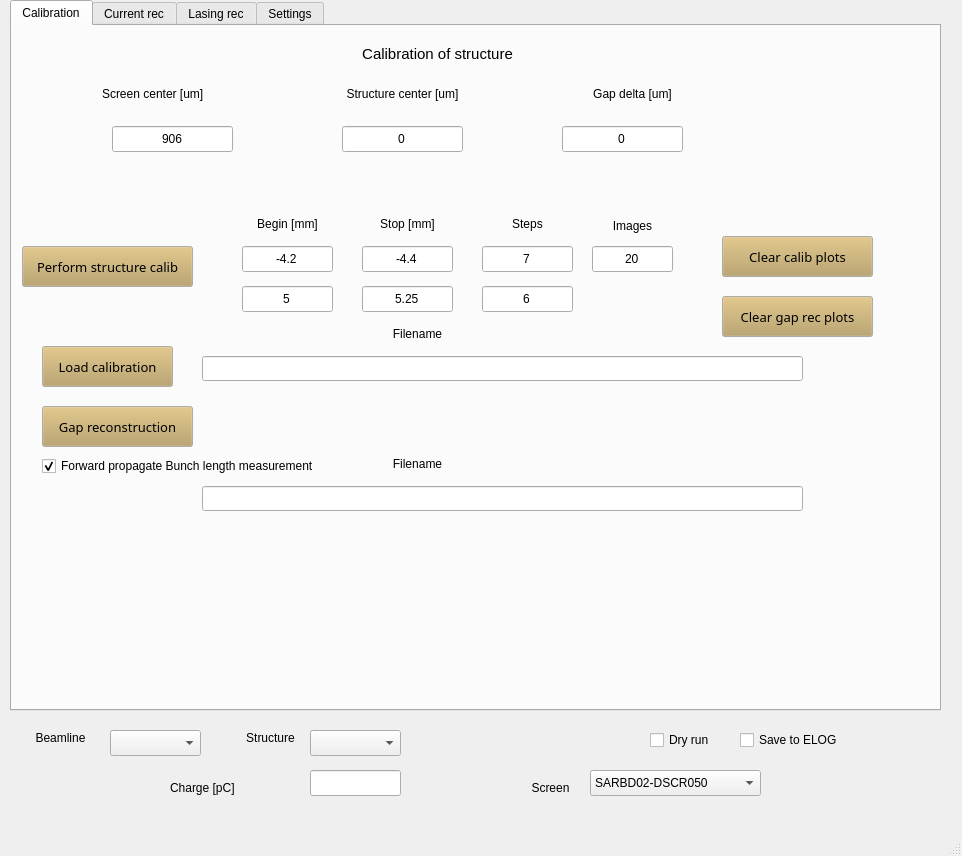
Qt form gui.ui (pdijksta/PassiveWFMeasurement) before a commit.
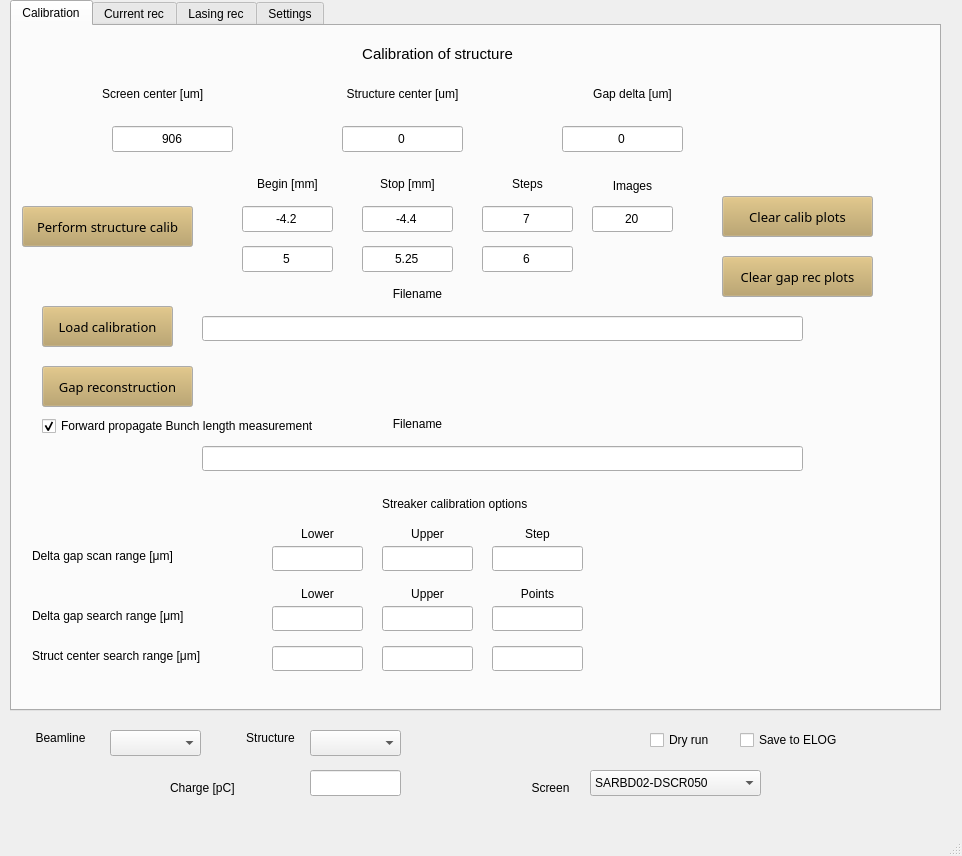
The same form after that commit. The open tabs and pages were chosen to show the change.

The edit to the form file:
```diff
--- a/gui.ui
+++ b/gui.ui
@@ -66,7 +66,7 @@
       <property name="geometry">
        <rect>
         <x>710</x>
-        <y>210</y>
+        <y>170</y>
         <width>151</width>
         <height>41</height>
        </rect>
@@ -159,7 +159,7 @@
       <property name="geometry">
        <rect>
         <x>230</x>
-        <y>190</y>
+        <y>150</y>
         <width>91</width>
         <height>16</height>
        </rect>
@@ -175,7 +175,7 @@
       <property name="geometry">
        <rect>
         <x>350</x>
-        <y>220</y>
+        <y>180</y>
         <width>91</width>
         <height>26</height>
        </rect>
@@ -191,7 +191,7 @@
       <property name="geometry">
        <rect>
         <x>470</x>
-        <y>190</y>
+        <y>150</y>
         <width>91</width>
         <height>16</height>
        </rect>
@@ -207,7 +207,7 @@
       <property name="geometry">
        <rect>
         <x>580</x>
-        <y>190</y>
+        <y>150</y>
         <width>81</width>
         <height>20</height>
        </rect>
@@ -223,7 +223,7 @@
       <property name="geometry">
        <rect>
         <x>10</x>
-        <y>220</y>
+        <y>180</y>
         <width>171</width>
         <height>41</height>
        </rect>
@@ -295,7 +295,7 @@
       <property name="geometry">
        <rect>
         <x>580</x>
-        <y>220</y>
+        <y>180</y>
         <width>81</width>
         <height>26</height>
        </rect>
@@ -311,7 +311,7 @@
       <property name="geometry">
        <rect>
         <x>350</x>
-        <y>260</y>
+        <y>220</y>
         <width>91</width>
         <height>26</height>
        </rect>
@@ -327,7 +327,7 @@
       <property name="geometry">
        <rect>
         <x>470</x>
-        <y>220</y>
+        <y>180</y>
         <width>91</width>
         <height>26</height>
        </rect>
@@ -343,7 +343,7 @@
       <property name="geometry">
        <rect>
         <x>470</x>
-        <y>260</y>
+        <y>220</y>
         <width>91</width>
         <height>26</height>
        </rect>
@@ -359,7 +359,7 @@
       <property name="geometry">
        <rect>
         <x>30</x>
-        <y>320</y>
+        <y>280</y>
         <width>131</width>
         <height>41</height>
        </rect>
@@ -415,7 +415,7 @@
       <property name="geometry">
        <rect>
         <x>360</x>
-        <y>300</y>
+        <y>260</y>
         <width>91</width>
         <height>16</height>
        </rect>
@@ -431,7 +431,7 @@
       <property name="geometry">
        <rect>
         <x>230</x>
-        <y>220</y>
+        <y>180</y>
         <width>91</width>
         <height>26</height>
        </rect>
@@ -447,7 +447,7 @@
       <property name="geometry">
        <rect>
         <x>190</x>
-        <y>330</y>
+        <y>290</y>
         <width>601</width>
         <height>25</height>
        </rect>
@@ -463,7 +463,7 @@
       <property name="geometry">
        <rect>
         <x>230</x>
-        <y>260</y>
+        <y>220</y>
         <width>91</width>
         <height>26</height>
        </rect>
@@ -479,7 +479,7 @@
       <property name="geometry">
        <rect>
         <x>350</x>
-        <y>190</y>
+        <y>150</y>
         <width>91</width>
         <height>16</height>
        </rect>
@@ -495,7 +495,7 @@
       <property name="geometry">
        <rect>
         <x>30</x>
-        <y>430</y>
+        <y>390</y>
         <width>321</width>
         <height>20</height>
        </rect>
@@ -511,7 +511,7 @@
       <property name="geometry">
        <rect>
         <x>190</x>
-        <y>460</y>
+        <y>420</y>
         <width>601</width>
         <height>25</height>
        </rect>
@@ -527,7 +527,7 @@
       <property name="geometry">
        <rect>
         <x>360</x>
-        <y>430</y>
+        <y>390</y>
         <width>91</width>
         <height>16</height>
        </rect>
@@ -543,7 +543,7 @@
       <property name="geometry">
        <rect>
         <x>30</x>
-        <y>380</y>
+        <y>340</y>
         <width>151</width>
         <height>41</height>
        </rect>
@@ -599,7 +599,7 @@
       <property name="geometry">
        <rect>
         <x>710</x>
-        <y>270</y>
+        <y>230</y>
         <width>151</width>
         <height>41</height>
        </rect>
@@ -683,6 +683,298 @@
        <set>Qt::AlignCenter</set>
       </property>
      </widget>
+     <widget class="QLabel" name="label_23">
+      <property name="geometry">
+       <rect>
+        <x>370</x>
+        <y>470</y>
+        <width>191</width>
+        <height>16</height>
+       </rect>
+      </property>
+      <property name="text">
+       <string>Streaker calibration options</string>
+      </property>
+     </widget>
+     <widget class="QLabel" name="label_30">
+      <property name="geometry">
+       <rect>
+        <x>20</x>
+        <y>520</y>
+        <width>181</width>
+        <height>20</height>
+       </rect>
+      </property>
+      <property name="text">
+       <string>Delta gap scan range [μm]</string>
+      </property>
+     </widget>
+     <widget class="QLineEdit" name="DeltaGapRangeLower">
+      <property name="geometry">
+       <rect>
+        <x>260</x>
+        <y>520</y>
+        <width>91</width>
+        <height>25</height>
+       </rect>
+      </property>
+      <property name="text">
+       <string/>
+      </property>
+      <property name="alignment">
+       <set>Qt::AlignCenter</set>
+      </property>
+     </widget>
+     <widget class="QLabel" name="label_61">
+      <property name="geometry">
+       <rect>
+        <x>260</x>
+        <y>500</y>
+        <width>91</width>
+        <height>16</height>
+       </rect>
+      </property>
+      <property name="text">
+       <string>Lower</string>
+      </property>
+      <property name="alignment">
+       <set>Qt::AlignCenter</set>
+      </property>
+     </widget>
+     <widget class="QLineEdit" name="DeltaGapRangeUpper">
+      <property name="geometry">
+       <rect>
+        <x>370</x>
+        <y>520</y>
+        <width>91</width>
+        <height>25</height>
+       </rect>
+      </property>
+      <property name="text">
+       <string/>
+      </property>
+      <property name="alignment">
+       <set>Qt::AlignCenter</set>
+      </property>
+     </widget>
+     <widget class="QLabel" name="label_62">
+      <property name="geometry">
+       <rect>
+        <x>370</x>
+        <y>500</y>
+        <width>91</width>
+        <height>16</height>
+       </rect>
+      </property>
+      <property name="text">
+       <string>Upper</string>
+      </property>
+      <property name="alignment">
+       <set>Qt::AlignCenter</set>
+      </property>
+     </widget>
+     <widget class="QLabel" name="label_63">
+      <property name="geometry">
+       <rect>
+        <x>480</x>
+        <y>500</y>
+        <width>91</width>
+        <height>16</height>
+       </rect>
+      </property>
+      <property name="text">
+       <string>Step</string>
+      </property>
+      <property name="alignment">
+       <set>Qt::AlignCenter</set>
+      </property>
+     </widget>
+     <widget class="QLineEdit" name="DeltaGapRangeStep">
+      <property name="geometry">
+       <rect>
+        <x>480</x>
+        <y>520</y>
+        <width>91</width>
+        <height>25</height>
+       </rect>
+      </property>
+      <property name="text">
+       <string/>
+      </property>
+      <property name="alignment">
+       <set>Qt::AlignCenter</set>
+      </property>
+     </widget>
+     <widget class="QLineEdit" name="DeltaGapSearchPoints">
+      <property name="geometry">
+       <rect>
+        <x>480</x>
+        <y>580</y>
+        <width>91</width>
+        <height>25</height>
+       </rect>
+      </property>
+      <property name="text">
+       <string/>
+      </property>
+      <property name="alignment">
+       <set>Qt::AlignCenter</set>
+      </property>
+     </widget>
+     <widget class="QLineEdit" name="DeltaGapSearchLower">
+      <property name="geometry">
+       <rect>
+        <x>260</x>
+        <y>580</y>
+        <width>91</width>
+        <height>25</height>
+       </rect>
+      </property>
+      <property name="text">
+       <string/>
+      </property>
+      <property name="alignment">
+       <set>Qt::AlignCenter</set>
+      </property>
+     </widget>
+     <widget class="QLabel" name="label_40">
+      <property name="geometry">
+       <rect>
+        <x>20</x>
+        <y>580</y>
+        <width>181</width>
+        <height>20</height>
+       </rect>
+      </property>
+      <property name="text">
+       <string>Delta gap search range [μm]</string>
+      </property>
+     </widget>
+     <widget class="QLineEdit" name="DeltaGapSearchUpper">
+      <property name="geometry">
+       <rect>
+        <x>370</x>
+        <y>580</y>
+        <width>91</width>
+        <height>25</height>
+       </rect>
+      </property>
+      <property name="text">
+       <string/>
+      </property>
+      <property name="alignment">
+       <set>Qt::AlignCenter</set>
+      </property>
+     </widget>
+     <widget class="QLabel" name="label_64">
+      <property name="geometry">
+       <rect>
+        <x>260</x>
+        <y>560</y>
+        <width>91</width>
+        <height>16</height>
+       </rect>
+      </property>
+      <property name="text">
+       <string>Lower</string>
+      </property>
+      <property name="alignment">
+       <set>Qt::AlignCenter</set>
+      </property>
+     </widget>
+     <widget class="QLabel" name="label_65">
+      <property name="geometry">
+       <rect>
+        <x>370</x>
+        <y>560</y>
+        <width>91</width>
+        <height>16</height>
+       </rect>
+      </property>
+      <property name="text">
+       <string>Upper</string>
+      </property>
+      <property name="alignment">
+       <set>Qt::AlignCenter</set>
+      </property>
+     </widget>
+     <widget class="QLabel" name="label_66">
+      <property name="geometry">
+       <rect>
+        <x>480</x>
+        <y>560</y>
+        <width>91</width>
+        <height>16</height>
+       </rect>
+      </property>
+      <property name="text">
+       <string>Points</string>
+      </property>
+      <property name="alignment">
+       <set>Qt::AlignCenter</set>
+      </property>
+     </widget>
+     <widget class="QLineEdit" name="StructCenterSearchPoints">
+      <property name="geometry">
+       <rect>
+        <x>480</x>
+        <y>620</y>
+        <width>91</width>
+        <height>25</height>
+       </rect>
+      </property>
+      <property name="text">
+       <string/>
+      </property>
+      <property name="alignment">
+       <set>Qt::AlignCenter</set>
+      </property>
+     </widget>
+     <widget class="QLineEdit" name="StructCenterSearchUpper">
+      <property name="geometry">
+       <rect>
+        <x>370</x>
+        <y>620</y>
+        <width>91</width>
+        <height>25</height>
+       </rect>
+      </property>
+      <property name="text">
+       <string/>
+      </property>
+      <property name="alignment">
+       <set>Qt::AlignCenter</set>
+      </property>
+     </widget>
+     <widget class="QLabel" name="label_47">
+      <property name="geometry">
+       <rect>
+        <x>20</x>
+        <y>620</y>
+        <width>211</width>
+        <height>20</height>
+       </rect>
+      </property>
+      <property name="text">
+       <string>Struct center search range [μm]</string>
+      </property>
+     </widget>
+     <widget class="QLineEdit" name="StructCenterSearchLower">
+      <property name="geometry">
+       <rect>
+        <x>260</x>
+        <y>620</y>
+        <width>91</width>
+        <height>25</height>
+       </rect>
+      </property>
+      <property name="text">
+       <string/>
+      </property>
+      <property name="alignment">
+       <set>Qt::AlignCenter</set>
+      </property>
+     </widget>
     </widget>
     <widget class="QWidget" name="tab_3">
      <attribute name="title">
@@ -704,45 +996,6 @@
        <set>Qt::AlignCenter</set>
       </property>
      </widget>
-     <widget class="QComboBox" name="ReconstructionDataLoadUseSelect">
-      <property name="geometry">
-       <rect>
-        <x>120</x>
-        <y>100</y>
-        <width>91</width>
-        <height>26</height>
-       </rect>
-      </property>
-      <property name="currentIndex">
-       <number>0</number>
-      </property>
-      <item>
-       <property name="text">
-        <string>Median</string>
-       </property>
-      </item>
-      <item>
-       <property name="text">
-        <string>All</string>
-       </property>
-      </item>
-     </widget>
-     <widget class="QLabel" name="label_23">
-      <property name="geometry">
-       <rect>
-        <x>30</x>
-        <y>110</y>
-        <width>61</width>
-        <height>16</height>
-       </rect>
-      </property>
-      <property name="text">
-       <string>Use:</string>
-      </property>
-      <property name="alignment">
-       <set>Qt::AlignCenter</set>
-      </property>
-     </widget>
      <widget class="QLabel" name="label_32">
       <property name="geometry">
        <rect>
```
Left out of the diff: 2 changed lines with no effect on the pictures.
